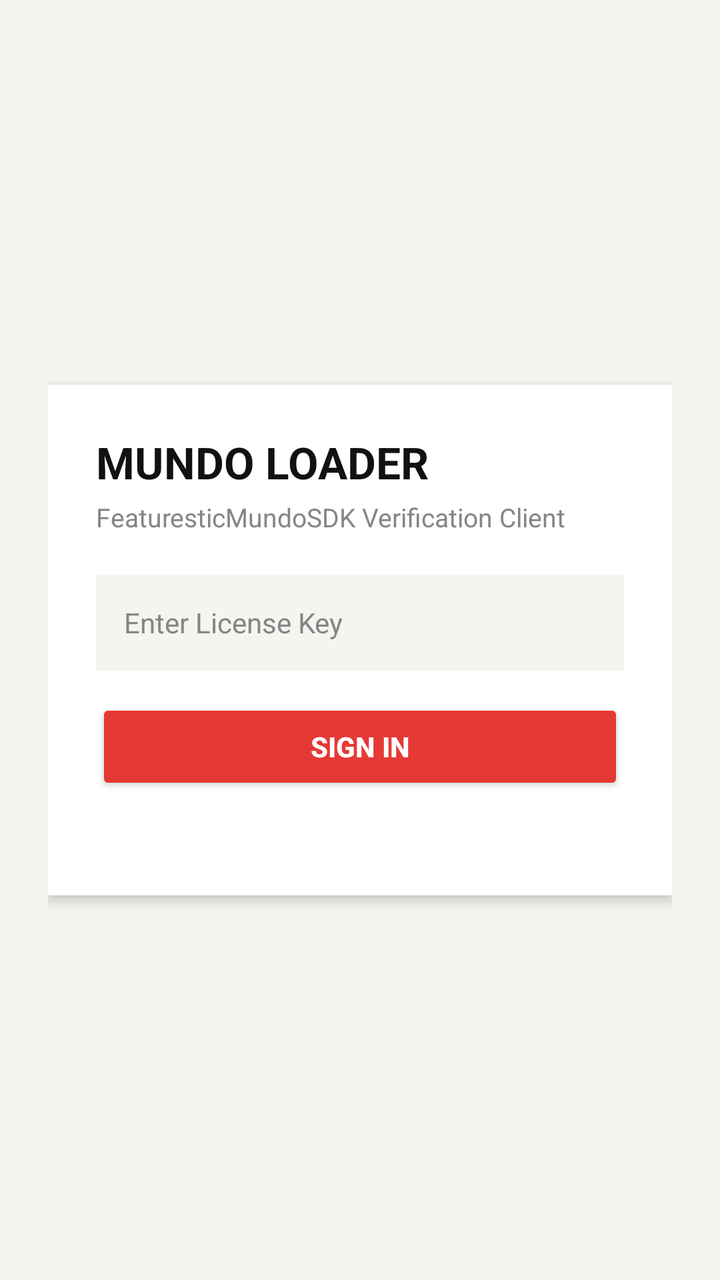
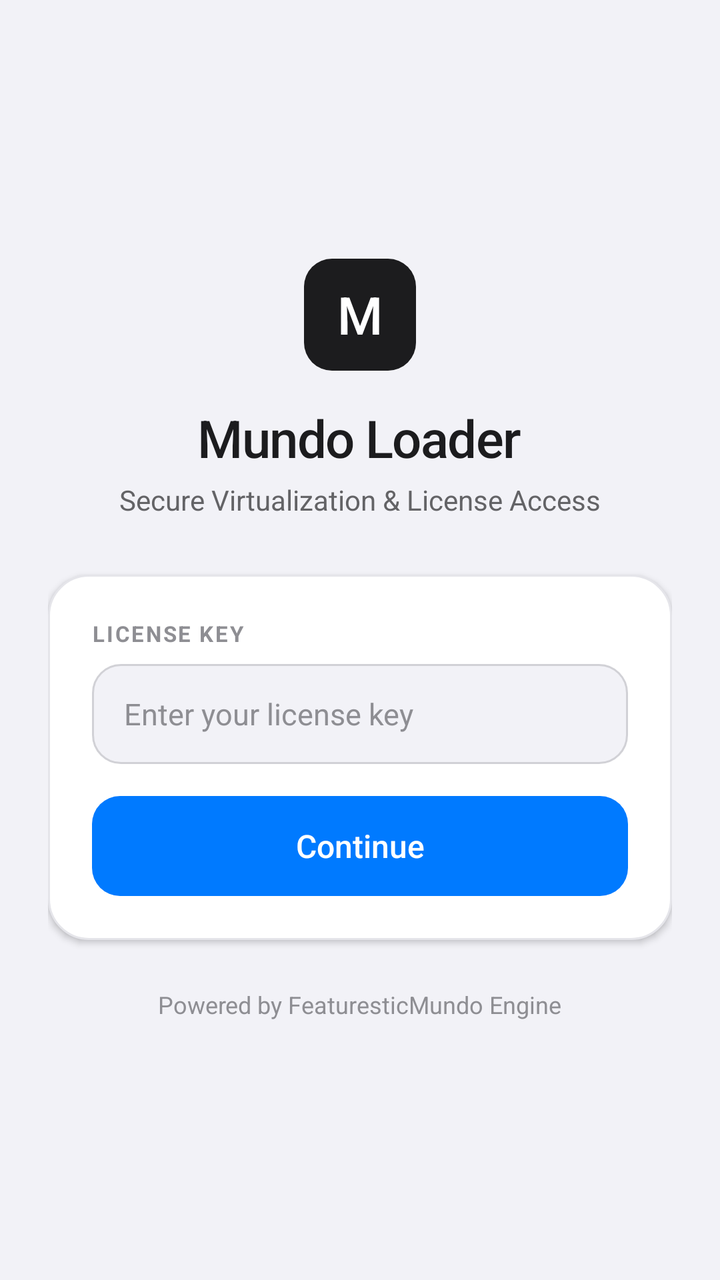

The first picture is an Android layout as it rendered before a commit; the second is the same layout after the commit. The layout source and the unified diff follow.
<!-- AndroidManifest.xml: application theme Theme.MundoLoader -->
<!-- res/layout/activity_login.xml -->
<?xml version="1.0" encoding="utf-8"?>
<LinearLayout xmlns:android="http://schemas.android.com/apk/res/android"
    android:layout_width="match_parent"
    android:layout_height="match_parent"
    android:background="#F5F4F0"
    android:gravity="center"
    android:orientation="vertical"
    android:padding="24dp">

    <LinearLayout
        android:layout_width="match_parent"
        android:layout_height="wrap_content"
        android:background="#FFFFFF"
        android:elevation="4dp"
        android:orientation="vertical"
        android:padding="24dp">

        <TextView
            android:layout_width="wrap_content"
            android:layout_height="wrap_content"
            android:text="MUNDO LOADER"
            android:textColor="#111111"
            android:textSize="22sp"
            android:textStyle="bold" />

        <TextView
            android:layout_width="wrap_content"
            android:layout_height="wrap_content"
            android:layout_marginTop="4dp"
            android:layout_marginBottom="20dp"
            android:text="FeaturesticMundoSDK Verification Client"
            android:textColor="#858585"
            android:textSize="13sp" />

        <EditText
            android:id="@+id/etKey"
            android:layout_width="match_parent"
            android:layout_height="48dp"
            android:background="#F5F4F0"
            android:hint="Enter License Key"
            android:inputType="textNoSuggestions"
            android:paddingHorizontal="14dp"
            android:textColor="#111111"
            android:textColorHint="#858585"
            android:textSize="14sp" />

        <Button
            android:id="@+id/btnSignIn"
            android:layout_width="match_parent"
            android:layout_height="48dp"
            android:layout_marginTop="14dp"
            android:backgroundTint="#E53935"
            android:text="SIGN IN"
            android:textColor="#FFFFFF"
            android:textStyle="bold" />

        <ProgressBar
            android:id="@+id/progressLogin"
            android:layout_width="28dp"
            android:layout_height="28dp"
            android:layout_gravity="center_horizontal"
            android:layout_marginTop="12dp"
            android:visibility="gone" />

        <TextView
            android:id="@+id/tvLoginStatus"
            android:layout_width="match_parent"
            android:layout_height="wrap_content"
            android:layout_marginTop="10dp"
            android:gravity="center"
            android:text=""
            android:textColor="#E53935"
            android:textSize="12sp" />
    </LinearLayout>
</LinearLayout>
<!-- resources referenced by this layout -->
<resources>
  <style name="Theme.MundoLoader" parent="Theme.AppCompat.Light.NoActionBar">
          <item name="colorPrimary">#E53935</item>
          <item name="colorPrimaryDark">#F5F4F0</item>
          <item name="colorAccent">#E53935</item>
          <item name="android:windowBackground">#F5F4F0</item>
          <item name="android:statusBarColor">#F5F4F0</item>
          <item name="android:windowLightStatusBar">true</item>
      </style>
</resources>

<!-- the commit's change to res/layout/activity_login.xml (unified diff, before → after) -->
@@ -2,64 +2,91 @@
 <LinearLayout xmlns:android="http://schemas.android.com/apk/res/android"
     android:layout_width="match_parent"
     android:layout_height="match_parent"
-    android:background="#F5F4F0"
+    android:background="#F2F2F7"
     android:gravity="center"
     android:orientation="vertical"
-    android:padding="24dp">
+    android:paddingHorizontal="24dp"
+    android:paddingVertical="32dp">
+
+    <TextView
+        android:layout_width="56dp"
+        android:layout_height="56dp"
+        android:background="@drawable/bg_apple_monogram"
+        android:fontFamily="sans-serif-medium"
+        android:gravity="center"
+        android:text="M"
+        android:textColor="#FFFFFF"
+        android:textSize="26sp" />
+
+    <TextView
+        android:layout_width="wrap_content"
+        android:layout_height="wrap_content"
+        android:layout_marginTop="16dp"
+        android:fontFamily="sans-serif-medium"
+        android:letterSpacing="-0.02"
+        android:text="Mundo Loader"
+        android:textColor="#1C1C1E"
+        android:textSize="26sp" />
+
+    <TextView
+        android:layout_width="wrap_content"
+        android:layout_height="wrap_content"
+        android:layout_marginTop="4dp"
+        android:layout_marginBottom="28dp"
+        android:text="Secure Virtualization &amp; License Access"
+        android:textColor="#636366"
+        android:textSize="14sp" />
 
     <LinearLayout
         android:layout_width="match_parent"
         android:layout_height="wrap_content"
-        android:background="#FFFFFF"
-        android:elevation="4dp"
+        android:background="@drawable/bg_apple_card"
+        android:elevation="2dp"
         android:orientation="vertical"
-        android:padding="24dp">
+        android:padding="22dp">
 
         <TextView
             android:layout_width="wrap_content"
             android:layout_height="wrap_content"
-            android:text="MUNDO LOADER"
-            android:textColor="#111111"
-            android:textSize="22sp"
+            android:letterSpacing="0.08"
+            android:text="LICENSE KEY"
+            android:textColor="#8E8E93"
+            android:textSize="11sp"
             android:textStyle="bold" />
-
-        <TextView
-            android:layout_width="wrap_content"
-            android:layout_height="wrap_content"
-            android:layout_marginTop="4dp"
-            android:layout_marginBottom="20dp"
-            android:text="FeaturesticMundoSDK Verification Client"
-            android:textColor="#858585"
-            android:textSize="13sp" />
 
         <EditText
             android:id="@+id/etKey"
             android:layout_width="match_parent"
-            android:layout_height="48dp"
-            android:background="#F5F4F0"
-            android:hint="Enter License Key"
+            android:layout_height="50dp"
+            android:layout_marginTop="8dp"
+            android:background="@drawable/bg_apple_input"
+            android:hint="Enter your license key"
             android:inputType="textNoSuggestions"
-            android:paddingHorizontal="14dp"
-            android:textColor="#111111"
-            android:textColorHint="#858585"
-            android:textSize="14sp" />
+            android:paddingHorizontal="16dp"
+            android:singleLine="true"
+            android:textColor="#1C1C1E"
+            android:textColorHint="#8E8E93"
+            android:textSize="15sp" />
 
-        <Button
+        <androidx.appcompat.widget.AppCompatButton
             android:id="@+id/btnSignIn"
             android:layout_width="match_parent"
-            android:layout_height="48dp"
-            android:layout_marginTop="14dp"
-            android:backgroundTint="#E53935"
-            android:text="SIGN IN"
+            android:layout_height="50dp"
+            android:layout_marginTop="16dp"
+            android:background="@drawable/bg_apple_btn_primary"
+            android:fontFamily="sans-serif-medium"
+            android:stateListAnimator="@null"
+            android:text="Continue"
+            android:textAllCaps="false"
             android:textColor="#FFFFFF"
-            android:textStyle="bold" />
+            android:textSize="16sp" />
 
         <ProgressBar
             android:id="@+id/progressLogin"
-            android:layout_width="28dp"
-            android:layout_height="28dp"
+            android:layout_width="24dp"
+            android:layout_height="24dp"
             android:layout_gravity="center_horizontal"
-            android:layout_marginTop="12dp"
+            android:layout_marginTop="14dp"
             android:visibility="gone" />
 
         <TextView
@@ -69,7 +96,16 @@
             android:layout_marginTop="10dp"
             android:gravity="center"
             android:text=""
-            android:textColor="#E53935"
-            android:textSize="12sp" />
+            android:textColor="#FF3B30"
+            android:textSize="12sp"
+            android:visibility="gone" />
     </LinearLayout>
+
+    <TextView
+        android:layout_width="wrap_content"
+        android:layout_height="wrap_content"
+        android:layout_marginTop="24dp"
+        android:text="Powered by FeaturesticMundo Engine"
+        android:textColor="#8E8E93"
+        android:textSize="12sp" />
 </LinearLayout>
<!-- resource entries referenced after the edit -->
@@ -1,11 +1,56 @@
 <!-- resources referenced by this layout -->
 <resources>
+  <!-- drawable bg_apple_btn_primary (drawable) -->
+  <?xml version="1.0" encoding="utf-8"?>
+  <selector xmlns:android="http://schemas.android.com/apk/res/android">
+      <item android:state_pressed="true">
+          <shape android:shape="rectangle">
+              <solid android:color="#0062CC" />
+              <corners android:radius="14dp" />
+          </shape>
+      </item>
+      <item android:state_enabled="false">
+          <shape android:shape="rectangle">
+              <solid android:color="#99C9FF" />
+              <corners android:radius="14dp" />
+          </shape>
+      </item>
+      <item>
+          <shape android:shape="rectangle">
+              <solid android:color="#007AFF" />
+              <corners android:radius="14dp" />
+          </shape>
+      </item>
+  </selector>
+  <!-- drawable bg_apple_card (drawable) -->
+  <?xml version="1.0" encoding="utf-8"?>
+  <shape xmlns:android="http://schemas.android.com/apk/res/android"
+      android:shape="rectangle">
+      <solid android:color="#FFFFFF" />
+      <corners android:radius="20dp" />
+      <stroke android:width="1dp" android:color="#E5E5EA" />
+  </shape>
+  <!-- drawable bg_apple_input (drawable) -->
+  <?xml version="1.0" encoding="utf-8"?>
+  <shape xmlns:android="http://schemas.android.com/apk/res/android"
+      android:shape="rectangle">
+      <solid android:color="#F2F2F7" />
+      <corners android:radius="14dp" />
+      <stroke android:width="1dp" android:color="#D1D1D6" />
+  </shape>
+  <!-- drawable bg_apple_monogram (drawable) -->
+  <?xml version="1.0" encoding="utf-8"?>
+  <shape xmlns:android="http://schemas.android.com/apk/res/android"
+      android:shape="rectangle">
+      <solid android:color="#1C1C1E" />
+      <corners android:radius="14dp" />
+  </shape>
   <style name="Theme.MundoLoader" parent="Theme.AppCompat.Light.NoActionBar">
-          <item name="colorPrimary">#E53935</item>
-          <item name="colorPrimaryDark">#F5F4F0</item>
-          <item name="colorAccent">#E53935</item>
-          <item name="android:windowBackground">#F5F4F0</item>
-          <item name="android:statusBarColor">#F5F4F0</item>
+          <item name="colorPrimary">#007AFF</item>
+          <item name="colorPrimaryDark">#F2F2F7</item>
+          <item name="colorAccent">#007AFF</item>
+          <item name="android:windowBackground">#F2F2F7</item>
+          <item name="android:statusBarColor">#F2F2F7</item>
           <item name="android:windowLightStatusBar">true</item>
       </style>
 </resources>
